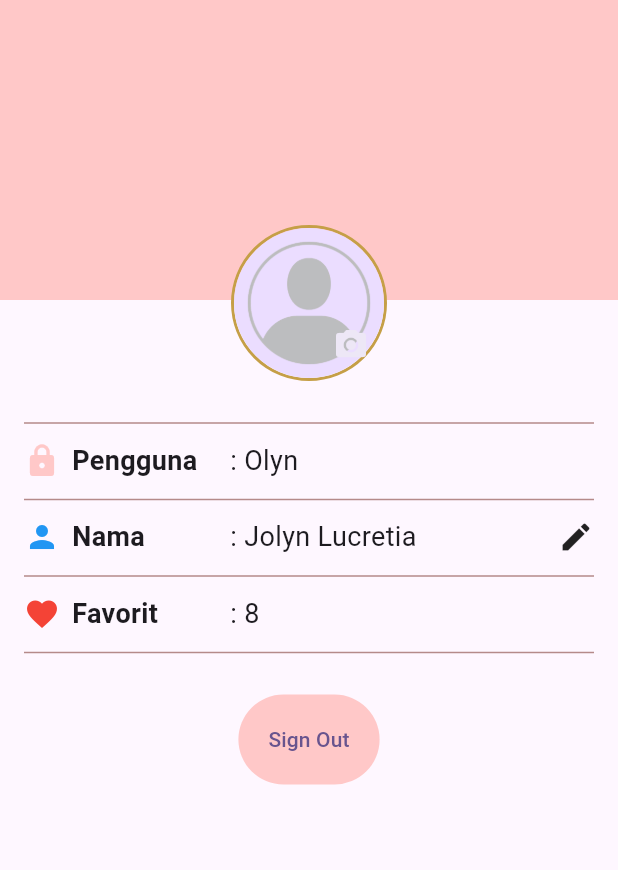
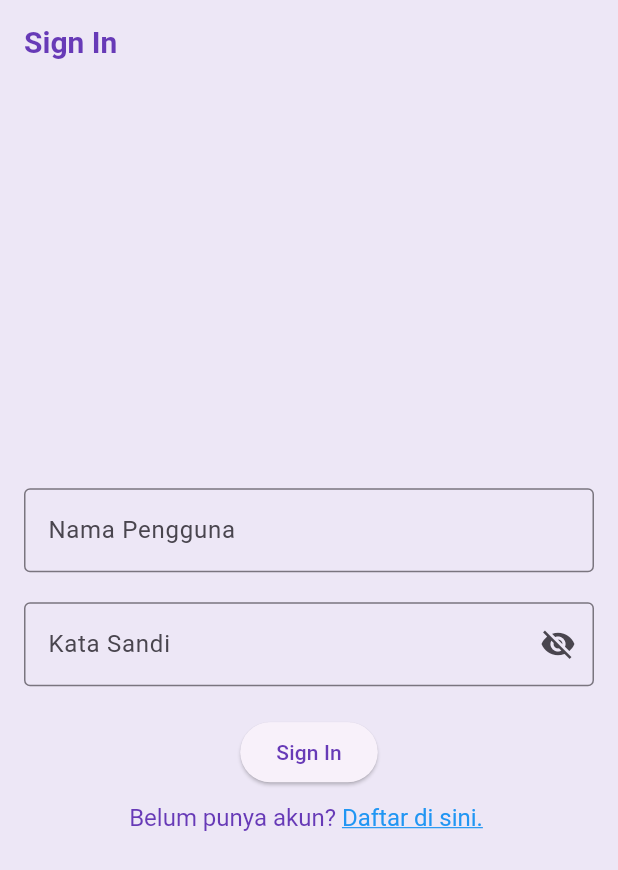
Before and after one commit to Mobile-Programming-MDP/materi-latihan-flutter-JolynLucretia, a Flutter app: the screen it shows after launch, on a phone screen of 412 x 824 dp. Shown: the top 870 px of the screen. Run offline on Flutter 3.47's test engine with Material 2 defaults, Android fonts, the phone set to English and light mode, and no system bars.

Commit message:
Pertemuan 14 Jolyn Lucretia 2226250055

```diff
--- a/wisata_candi/lib/main.dart
+++ b/wisata_candi/lib/main.dart
@@ -2,6 +2,7 @@ import 'package:flutter/material.dart';
 import 'package:wisata_candi/data/candi_data.dart';
 import 'package:wisata_candi/screens/detail_screen.dart';
 import 'package:wisata_candi/screens/profile_screen.dart';
+import 'package:wisata_candi/screens/sign_in_screen.dart';
 
 void main() {
   runApp(const MyApp());
@@ -16,10 +17,24 @@ class MyApp extends StatelessWidget {
       title: 'Wisata Candi',
       debugShowCheckedModeBanner: false,
       theme: ThemeData(
-        colorScheme: ColorScheme.fromSeed(seedColor: Colors.deepPurple),
+        appBarTheme: const AppBarTheme(
+          iconTheme: IconThemeData(color: Colors.deepPurple),
+          titleTextStyle: TextStyle(
+            color: Colors.deepPurple,
+            fontSize: 20,
+            fontWeight: FontWeight.bold,
+          ),
+        ),
+        colorScheme:
+            ColorScheme.fromSeed(seedColor: Colors.deepPurple).copyWith(
+          primary: Colors.deepPurple,
+          surface: Colors.deepPurple[50],
+        ),
         useMaterial3: true,
       ),
-      home: ProfileScreen(),
+      // home: const ProfileScreen(),
+      home: SignInScreen(),
+      //home: DetailScreen(candi: candiList[0]),
     );
   }
 }
--- /dev/null
+++ b/wisata_candi/lib/screens/sign_in_screen.dart
@@ -0,0 +1,92 @@
+import 'package:flutter/gestures.dart';
+import 'package:flutter/material.dart';
+
+class SignInScreen extends StatefulWidget {
+  const SignInScreen({super.key});
+
+  @override
+  State<SignInScreen> createState() => _SignInScreenState();
+}
+
+class _SignInScreenState extends State<SignInScreen> {
+  // TODO: 1. Deklarasikan variabel
+  final TextEditingController _usernameController = TextEditingController();
+  final TextEditingController _passwordController = TextEditingController();
+
+  String _errorText = '';
+  bool _isSignedIn = false;
+  bool _obscurePassword = true;
+
+  @override
+  Widget build(BuildContext context) {
+    return Scaffold(
+      // TODO: 2. Pasang AppBar
+      appBar: AppBar(
+        title: Text('Sign In'),
+      ),
+      // TODO: 3. Pasang body
+      body: Center(
+          child: SingleChildScrollView(
+              child: Padding(
+        padding: const EdgeInsets.all(16),
+        child: Form(
+            child: Column(
+          // TODO: 4. Atur mainAxisAlignment dan crossAxisAlignment
+          children: [
+            // TODO: 5. Pasang TextFormField Nama Pengguna
+            TextFormField(
+              controller: _usernameController,
+              decoration: InputDecoration(
+                labelText: "Nama Pengguna",
+                border: OutlineInputBorder(),
+              ),
+            ),
+            // TODO: 6. Pasang TextFormField Kata Sandi
+            SizedBox(height: 20),
+            TextFormField(
+              controller: _passwordController,
+              decoration: InputDecoration(
+                labelText: "Kata Sandi",
+                errorText: _errorText.isNotEmpty ? _errorText : null,
+                border: OutlineInputBorder(),
+                suffixIcon: IconButton(
+                  onPressed: () {
+                    setState(() {
+                      _obscurePassword = !_obscurePassword;
+                    });
+                  },
+                  icon: Icon(
+                    _obscurePassword ? Icons.visibility_off : Icons.visibility,
+                  ),
+                ),
+              ),
+              obscureText: _obscurePassword,
+            ),
+            // TODO: 7. Pasang ElevotedButton Sign In
+            SizedBox(height: 20),
+            ElevatedButton(onPressed: () {}, child: Text('Sign In')),
+            // TODO: 8. Pasang TextButton Sign Up
+            SizedBox(height: 10),
+            //...
+            RichText(
+              text: TextSpan(
+                text: 'Belum punya akun? ',
+                style: TextStyle(fontSize: 16, color: Colors.deepPurple),
+                children: <TextSpan>[
+                  TextSpan(
+                    text: 'Daftar di sini. ',
+                    style: TextStyle(
+                        color: Colors.blue,
+                        decoration: TextDecoration.underline,
+                        fontSize: 16),
+                    recognizer: TapGestureRecognizer()..onTap = () {},
+                  ),
+                ],
+              ),
+            )
+          ],
+        )),
+      ))),
+    );
+  }
+}
```
